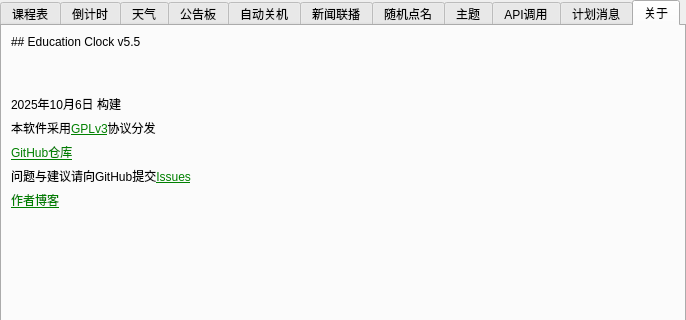
Old version of the form ui/setting.ui in the repository Return-Log/Education-Clock; both pictures show x 0 to 686 and y 0 to 320 of the 686 by 630 pixel window.
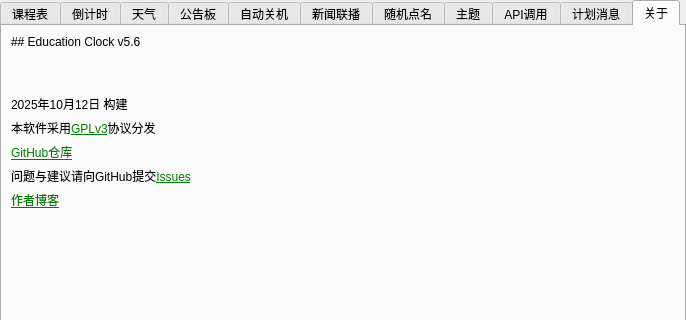
New version of the form. Icons and pictures are not drawn.

Diff of the .ui file:
```diff
--- a/ui/setting.ui
+++ b/ui/setting.ui
@@ -806,7 +806,7 @@
        <item row="0" column="1" colspan="3">
         <widget class="QLabel" name="label_32">
          <property name="text">
-          <string>## Education Clock v5.5</string>
+          <string>## Education Clock v5.6</string>
          </property>
          <property name="textFormat">
           <enum>Qt::MarkdownText</enum>
@@ -904,7 +904,7 @@
        <item row="2" column="1" colspan="3">
         <widget class="QLabel" name="label_33">
          <property name="text">
-          <string>2025年10月6日 构建</string>
+          <string>2025年10月12日 构建</string>
          </property>
         </widget>
        </item>
```
Left out of the diff: 4 changed lines with no effect on the pictures.
